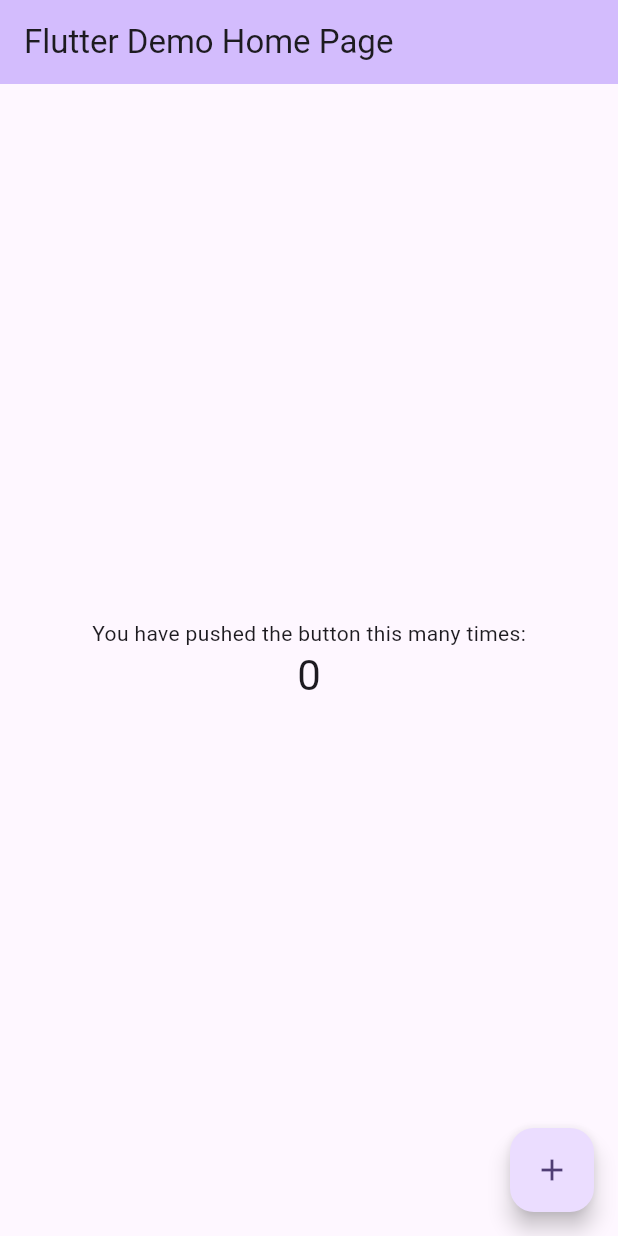
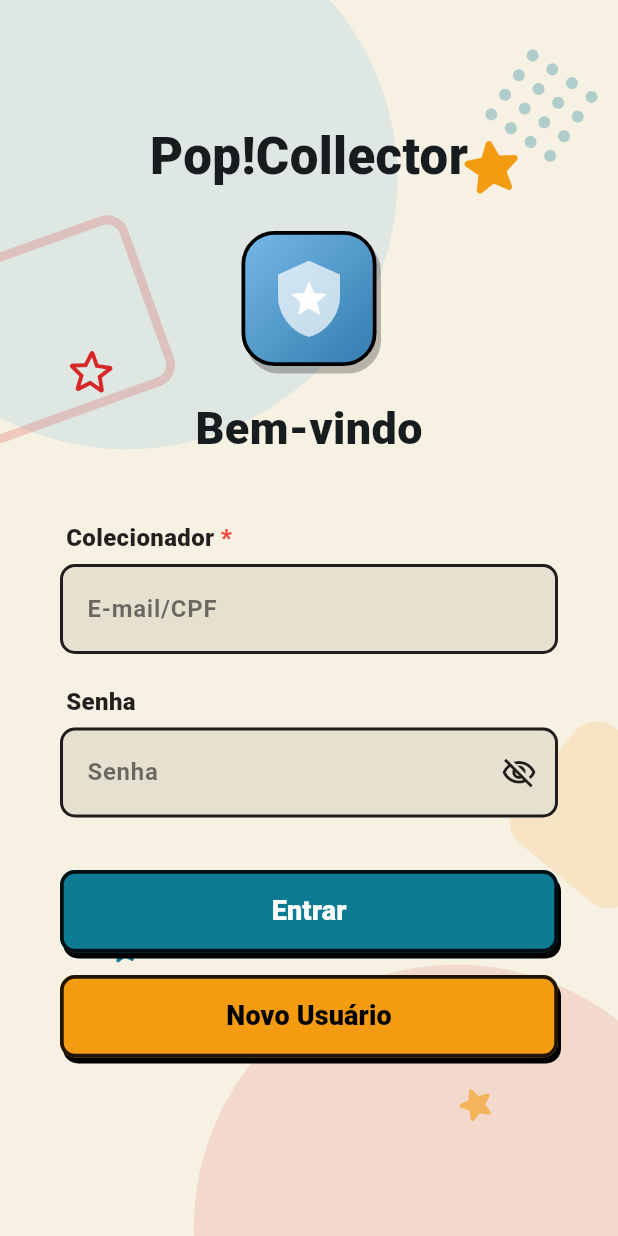
Before and after one commit to GeoS1lva/Project_FunkoPops, a Flutter app: the screen it shows after launch, on a phone screen of 412 x 824 dp. Run offline on Flutter 3.47's test engine with Material 3 defaults, Android fonts, the phone set to English and light mode, and no system bars.

Commit message:
feat: estruturação inicial e interface da tela de login finalizada

```diff
--- a/lib/main.dart
+++ b/lib/main.dart
@@ -1,4 +1,5 @@
 import 'package:flutter/material.dart';
+import 'ui/screens/login_screen.dart'; // Importando a sua tela de login
 
 void main() {
   runApp(const MyApp());
@@ -7,116 +8,17 @@ void main() {
 class MyApp extends StatelessWidget {
   const MyApp({super.key});
 
-  // This widget is the root of your application.
   @override
   Widget build(BuildContext context) {
     return MaterialApp(
-      title: 'Flutter Demo',
+      title: 'Pop!Collector',
+      debugShowCheckedModeBanner: false, // Tira a faixa de debug do emulador
       theme: ThemeData(
-        // This is the theme of your application.
-        //
-        // TRY THIS: Try running your application with "flutter run". You'll see
-        // the application has a purple toolbar. Then, without quitting the app,
-        // try changing the seedColor in the colorScheme below to Colors.green
-        // and then invoke "hot reload" (save your changes or press the "hot
-        // reload" button in a Flutter-supported IDE, or press "r" if you used
-        // the command line to start the app).
-        //
-        // Notice that the counter didn't reset back to zero; the application
-        // state is not lost during the reload. To reset the state, use hot
-        // restart instead.
-        //
-        // This works for code too, not just values: Most code changes can be
-        // tested with just a hot reload.
-        colorScheme: .fromSeed(seedColor: Colors.deepPurple),
+        colorScheme: ColorScheme.fromSeed(seedColor: const Color(0xFF1A5F7A)), // Usando o seu azul primário como base
+        useMaterial3: true,
       ),
-      home: const MyHomePage(title: 'Flutter Demo Home Page'),
+      // Aqui é onde a mágica acontece: o app agora abre direto na sua tela!
+      home: const LoginScreen(),
     );
   }
 }
-
-class MyHomePage extends StatefulWidget {
-  const MyHomePage({super.key, required this.title});
-
-  // This widget is the home page of your application. It is stateful, meaning
-  // that it has a State object (defined below) that contains fields that affect
-  // how it looks.
-
-  // This class is the configuration for the state. It holds the values (in this
-  // case the title) provided by the parent (in this case the App widget) and
-  // used by the build method of the State. Fields in a Widget subclass are
-  // always marked "final".
-
-  final String title;
-
-  @override
-  State<MyHomePage> createState() => _MyHomePageState();
-}
-
-class _MyHomePageState extends State<MyHomePage> {
-  int _counter = 0;
-
-  void _incrementCounter() {
-    setState(() {
-      // This call to setState tells the Flutter framework that something has
-      // changed in this State, which causes it to rerun the build method below
-      // so that the display can reflect the updated values. If we changed
-      // _counter without calling setState(), then the build method would not be
-      // called again, and so nothing would appear to happen.
-      _counter++;
-    });
-  }
-
-  @override
-  Widget build(BuildContext context) {
-    // This method is rerun every time setState is called, for instance as done
-    // by the _incrementCounter method above.
-    //
-    // The Flutter framework has been optimized to make rerunning build methods
-    // fast, so that you can just rebuild anything that needs updating rather
-    // than having to individually change instances of widgets.
-    return Scaffold(
-      appBar: AppBar(
-        // TRY THIS: Try changing the color here to a specific color (to
-        // Colors.amber, perhaps?) and trigger a hot reload to see the AppBar
-        // change color while the other colors stay the same.
-        backgroundColor: Theme.of(context).colorScheme.inversePrimary,
-        // Here we take the value from the MyHomePage object that was created by
-        // the App.build method, and use it to set our appbar title.
-        title: Text(widget.title),
-      ),
-      body: Center(
-        // Center is a layout widget. It takes a single child and positions it
-        // in the middle of the parent.
-        child: Column(
-          // Column is also a layout widget. It takes a list of children and
-          // arranges them vertically. By default, it sizes itself to fit its
-          // children horizontally, and tries to be as tall as its parent.
-          //
-          // Column has various properties to control how it sizes itself and
-          // how it positions its children. Here we use mainAxisAlignment to
-          // center the children vertically; the main axis here is the vertical
-          // axis because Columns are vertical (the cross axis would be
-          // horizontal).
-          //
-          // TRY THIS: Invoke "debug painting" (choose the "Toggle Debug Paint"
-          // action in the IDE, or press "p" in the console), to see the
-          // wireframe for each widget.
-          mainAxisAlignment: .center,
-          children: [
-            const Text('You have pushed the button this many times:'),
-            Text(
-              '$_counter',
-              style: Theme.of(context).textTheme.headlineMedium,
-            ),
-          ],
-        ),
-      ),
-      floatingActionButton: FloatingActionButton(
-        onPressed: _incrementCounter,
-        tooltip: 'Increment',
-        child: const Icon(Icons.add),
-      ),
-    );
-  }
-}
--- /dev/null
+++ b/lib/ui/app_colors.dart
@@ -0,0 +1,10 @@
+import 'package:flutter/material.dart';
+
+class AppColors {
+  static const Color background = Color(0xFFF6F1E3);
+  static const Color primaryBlue = Color(0xFF0D7B93);
+  static const Color accentYellow = Color(0xFFF39C12);
+  static const Color accentRed = Color(0xFFD62828);
+  static const Color inputBackground = Color(0xFFE5E0D0);
+  static const Color textDark = Colors.black87;
+}
--- /dev/null
+++ b/lib/ui/screens/login_screen.dart
@@ -0,0 +1,263 @@
+import 'package:flutter/material.dart';
+import 'dart:math' as math;
+import '../app_colors.dart';
+import '../widgets/custom_input.dart';
+import '../widgets/custom_button.dart';
+import '../widgets/app_logo.dart';
+import '../widgets/custom_label.dart';
+
+class LoginScreen extends StatefulWidget {
+  const LoginScreen({super.key});
+
+  @override
+  State<LoginScreen> createState() => _LoginScreenState();
+}
+
+class _LoginScreenState extends State<LoginScreen>
+    with SingleTickerProviderStateMixin {
+  late AnimationController _controller;
+
+  @override
+  void initState() {
+    super.initState();
+    _controller = AnimationController(
+      duration: const Duration(seconds: 20),
+      vsync: this,
+    )..repeat();
+  }
+
+  @override
+  void dispose() {
+    _controller.dispose();
+    super.dispose();
+  }
+
+  @override
+  Widget build(BuildContext context) {
+    return Scaffold(
+      body: Stack(
+        children: [
+          _buildEpicAnimatedBackground(),
+          SafeArea(
+            child: SingleChildScrollView(
+              padding: const EdgeInsets.symmetric(horizontal: 40.0),
+              child: Column(
+                children: [
+                  const SizedBox(height: 80),
+                  const Text(
+                    'Pop!Collector',
+                    style: TextStyle(fontSize: 34, fontWeight: FontWeight.w900),
+                  ),
+                  const SizedBox(height: 25),
+
+                  const AppLogo(),
+
+                  const SizedBox(height: 20),
+                  const Text(
+                    'Bem-vindo',
+                    style: TextStyle(fontSize: 30, fontWeight: FontWeight.w900),
+                  ),
+                  const SizedBox(height: 40),
+
+                  const CustomLabel(text: "Colecionador", isRequired: true),
+                  const CustomInput(hint: "E-mail/CPF"),
+
+                  const SizedBox(height: 20),
+                  const CustomLabel(text: "Senha"),
+                  const CustomInput(
+                    hint: "Senha",
+                    isPassword: true,
+                    showSuffix: true,
+                  ),
+
+                  const SizedBox(height: 35),
+
+                  CustomButton(
+                    text: 'Entrar',
+                    color: AppColors.primaryBlue,
+                    textColor: Colors.white,
+                    onPressed: () {},
+                  ),
+                  const SizedBox(height: 15),
+
+                  CustomButton(
+                    text: 'Novo Usuário',
+                    color: AppColors.accentYellow,
+                    textColor: Colors.black,
+                    onPressed: () {},
+                  ),
+                  const SizedBox(height: 30),
+                ],
+              ),
+            ),
+          ),
+        ],
+      ),
+    );
+  }
+
+  Widget _buildEpicAnimatedBackground() {
+    return AnimatedBuilder(
+      animation: _controller,
+      builder: (context, child) {
+        final double t = _controller.value * 2 * math.pi;
+
+        final double lev1 = math.sin(t);
+        final double lev2 = math.cos(t);
+        final double lev3 = math.sin(t + math.pi / 4);
+        final double lev4 = math.cos(t + math.pi / 2);
+        final double scalePulse = 1.0 + (0.1 * math.sin(t * 2));
+
+        return Stack(
+          children: [
+            Container(color: const Color(0xFFF6F1E3)),
+
+            Positioned(
+              top: -100 + (30 * lev1),
+              left: -100 + (20 * lev2),
+              child: Transform.scale(
+                scale: scalePulse,
+                child: Container(
+                  width: 400,
+                  height: 400,
+                  decoration: BoxDecoration(
+                    color: const Color(0xFF5DADE2).withOpacity(0.15),
+                    shape: BoxShape.circle,
+                  ),
+                ),
+              ),
+            ),
+
+            Positioned(
+              top: 150 + (40 * lev3),
+              left: -30,
+              child: Transform.rotate(
+                angle: t / 2,
+                child: Container(
+                  width: 120,
+                  height: 150,
+                  decoration: BoxDecoration(
+                    color: Colors.transparent,
+                    borderRadius: BorderRadius.circular(15),
+                    border: Border.all(
+                      color: const Color(0xFFD62828).withOpacity(0.2),
+                      width: 6,
+                    ),
+                  ),
+                ),
+              ),
+            ),
+
+            Positioned(
+              bottom: -150 + (30 * lev4),
+              right: -80 + (20 * lev1),
+              child: Container(
+                width: 350,
+                height: 350,
+                decoration: BoxDecoration(
+                  color: const Color(0xFFD62828).withOpacity(0.12),
+                  shape: BoxShape.circle,
+                ),
+              ),
+            ),
+
+            Positioned(
+              bottom: 250 + (25 * lev2),
+              right: -40,
+              child: Transform.rotate(
+                angle: -t,
+                child: Container(
+                  width: 100,
+                  height: 100,
+                  decoration: BoxDecoration(
+                    color: const Color(0xFFF39C12).withOpacity(0.15),
+                    borderRadius: BorderRadius.circular(20),
+                  ),
+                ),
+              ),
+            ),
+
+            Positioned(
+              top: 50 + (15 * lev2),
+              right: 20 + (10 * lev3),
+              child: Transform.rotate(
+                angle: t / 4,
+                child: Column(
+                  children: List.generate(
+                    4,
+                    (i) => Row(
+                      children: List.generate(
+                        4,
+                        (j) => Container(
+                          margin: const EdgeInsets.all(4),
+                          width: 8,
+                          height: 8,
+                          decoration: BoxDecoration(
+                            color: const Color(0xFF0D7B93).withOpacity(0.3),
+                            shape: BoxShape.circle,
+                          ),
+                        ),
+                      ),
+                    ),
+                  ),
+                ),
+              ),
+            ),
+
+            Positioned(
+              top: 100 + (20 * lev4),
+              right: 60,
+              child: Transform.rotate(
+                angle: t * 2,
+                child: const Icon(
+                  Icons.star_rounded,
+                  color: Color(0xFFF39C12),
+                  size: 50,
+                ),
+              ),
+            ),
+
+            Positioned(
+              top: 220 + (15 * lev1),
+              left: 40,
+              child: Transform.rotate(
+                angle: -t,
+                child: const Icon(
+                  Icons.star_border_rounded,
+                  color: Color(0xFFD62828),
+                  size: 40,
+                ),
+              ),
+            ),
+
+            Positioned(
+              bottom: 180 + (25 * lev3),
+              left: 70,
+              child: Transform.rotate(
+                angle: t * 1.5,
+                child: const Icon(
+                  Icons.star_rounded,
+                  color: Color(0xFF0D7B93),
+                  size: 25,
+                ),
+              ),
+            ),
+
+            Positioned(
+              bottom: 80 + (10 * lev2),
+              right: 80,
+              child: Transform.rotate(
+                angle: -t / 1.5,
+                child: Icon(
+                  Icons.star_rounded,
+                  color: const Color(0xFFF39C12).withOpacity(0.6),
+                  size: 30,
+                ),
+              ),
+            ),
+          ],
+        );
+      },
+    );
+  }
+}
--- /dev/null
+++ b/lib/ui/widgets/app_logo.dart
@@ -0,0 +1,32 @@
+import 'package:flutter/material.dart';
+
+class AppLogo extends StatelessWidget {
+  const AppLogo({super.key});
+
+  @override
+  Widget build(BuildContext context) {
+    return Container(
+      width: 90,
+      height: 90,
+      decoration: BoxDecoration(
+        gradient: const LinearGradient(
+          colors: [Color(0xFF75B9E7), Color(0xFF337BAE)],
+          begin: Alignment.topLeft,
+          end: Alignment.bottomRight,
+        ),
+        borderRadius: BorderRadius.circular(22),
+        border: Border.all(color: Colors.black, width: 2.5),
+        boxShadow: const [
+          BoxShadow(color: Colors.black26, offset: Offset(3, 5), blurRadius: 0)
+        ],
+      ),
+      child: Stack(
+        alignment: Alignment.center,
+        children: [
+          const Icon(Icons.shield, size: 55, color: Colors.white70),
+          const Icon(Icons.star, size: 28, color: Colors.white),
+        ],
+      ),
+    );
+  }
+}
--- /dev/null
+++ b/lib/ui/widgets/custom_button.dart
@@ -0,0 +1,45 @@
+import 'package:flutter/material.dart';
+import '../app_colors.dart';
+
+class CustomButton extends StatelessWidget {
+  final String text;
+  final Color color;
+  final Color textColor;
+  final VoidCallback onPressed;
+
+  const CustomButton({
+    super.key,
+    required this.text,
+    required this.color,
+    required this.textColor,
+    required this.onPressed
+  });
+
+  @override
+  Widget build(BuildContext context) {
+    return Container(
+      width: double.infinity,
+      height: 55,
+      decoration: BoxDecoration(
+        color: color,
+        borderRadius: BorderRadius.circular(10),
+        border: Border.all(color: AppColors.textDark, width: 2.5),
+        boxShadow: const [
+          BoxShadow(color: Colors.black, offset: Offset(2, 4), blurRadius: 0)
+        ],
+      ),
+      child: ElevatedButton(
+        onPressed: onPressed,
+        style: ElevatedButton.styleFrom(
+          backgroundColor: Colors.transparent,
+          shadowColor: Colors.transparent,
+          shape: RoundedRectangleBorder(borderRadius: BorderRadius.circular(10)),
+        ),
+        child: Text(
+          text,
+          style: TextStyle(color: textColor, fontWeight: FontWeight.w900, fontSize: 18),
+        ),
+      ),
+    );
+  }
+}
--- /dev/null
+++ b/lib/ui/widgets/custom_input.dart
@@ -0,0 +1,36 @@
+import 'package:flutter/material.dart';
+import '../app_colors.dart';
+
+class CustomInput extends StatelessWidget {
+  final String hint;
+  final bool isPassword;
+  final bool showSuffix;
+
+  const CustomInput({
+    super.key,
+    required this.hint,
+    this.isPassword = false,
+    this.showSuffix = false
+  });
+
+  @override
+  Widget build(BuildContext context) {
+    return Container(
+      decoration: BoxDecoration(
+        color: AppColors.inputBackground,
+        borderRadius: BorderRadius.circular(10),
+        border: Border.all(color: AppColors.textDark, width: 2),
+      ),
+      child: TextField(
+        obscureText: isPassword,
+        decoration: InputDecoration(
+          hintText: hint,
+          hintStyle: const TextStyle(color: Colors.black54, fontWeight: FontWeight.bold),
+          contentPadding: const EdgeInsets.symmetric(horizontal: 16, vertical: 16),
+          border: InputBorder.none,
+          suffixIcon: showSuffix ? const Icon(Icons.visibility_off_outlined, color: AppColors.textDark) : null,
+        ),
+      ),
+    );
+  }
+}
--- /dev/null
+++ b/lib/ui/widgets/custom_label.dart
@@ -0,0 +1,35 @@
+import 'package:flutter/material.dart';
+
+class CustomLabel extends StatelessWidget {
+  final String text;
+  final bool isRequired;
+
+  const CustomLabel({
+    super.key,
+    required this.text,
+    this.isRequired = false
+  });
+
+  @override
+  Widget build(BuildContext context) {
+    return Align(
+      alignment: Alignment.centerLeft,
+      child: Padding(
+        padding: const EdgeInsets.only(bottom: 6, left: 4),
+        child: Text.rich(
+          TextSpan(
+            text: text,
+            style: const TextStyle(
+              fontWeight: FontWeight.w900,
+              fontSize: 16,
+              color: Colors.black87
+            ),
+            children: isRequired
+              ? [const TextSpan(text: ' *', style: TextStyle(color: Colors.red))]
+              : [],
+          ),
+        ),
+      ),
+    );
+  }
+}
```
